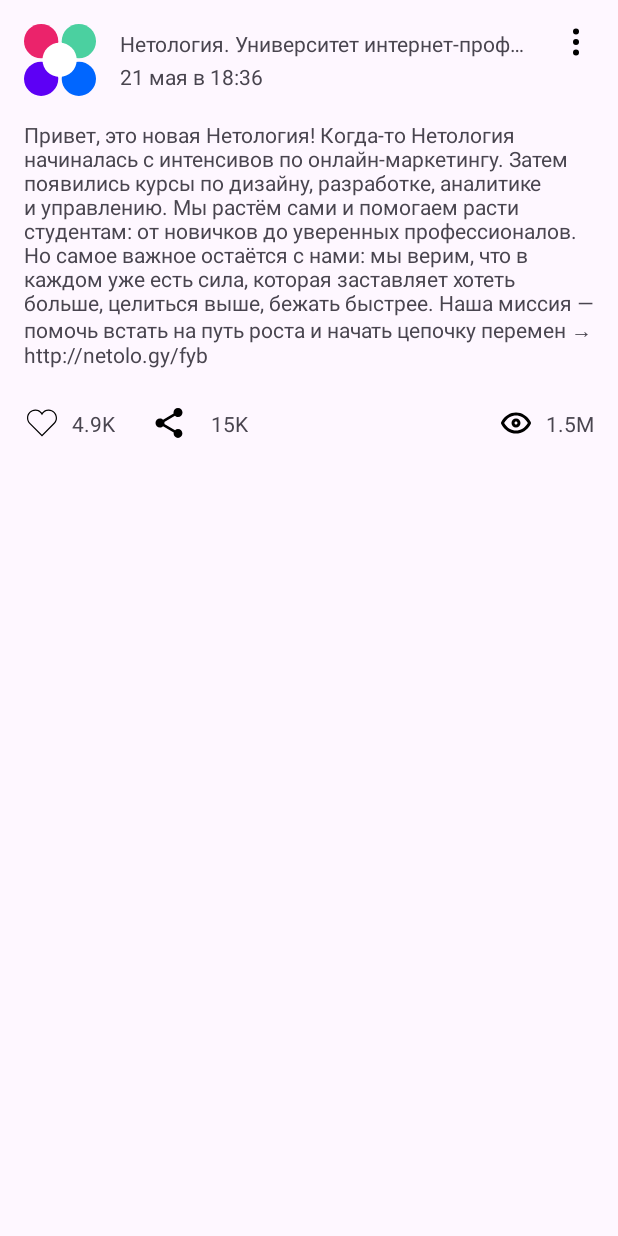
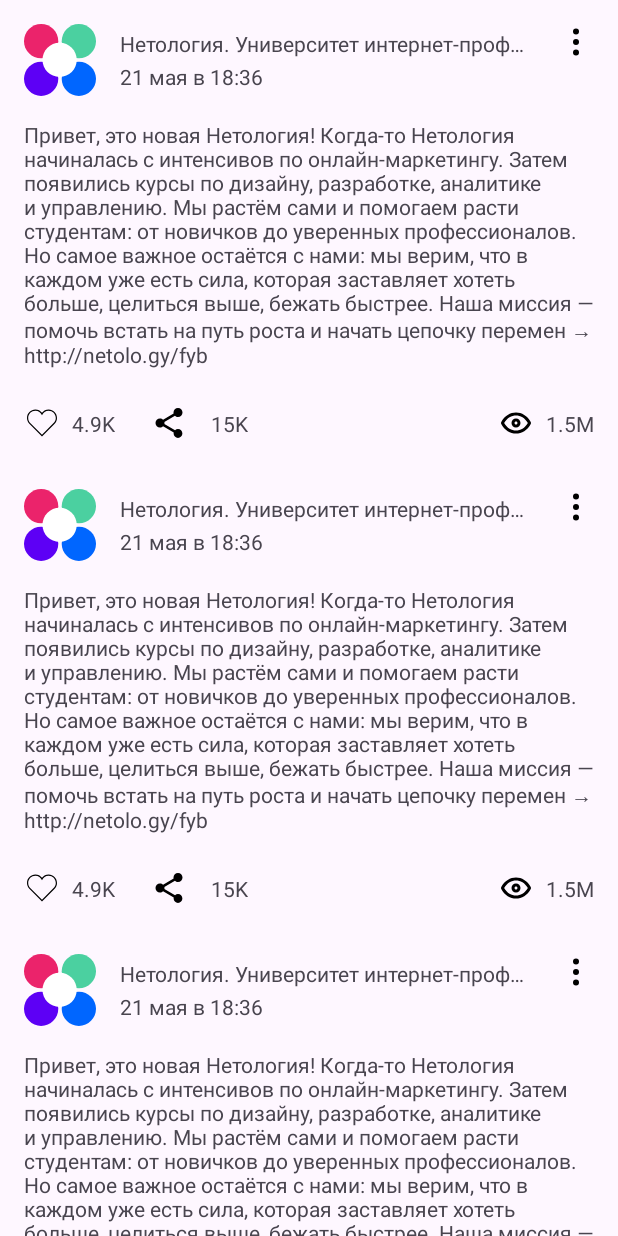
Before and after one commit to AndreyRyabkin/HomWork6, an Android app: the screen it shows after launch (MainActivity), on a phone screen of 412 x 824 dp. Run offline under Robolectric (Android 15) with nearby library versions, the phone set to English and light mode, and no system bars.

Commit message:
Change commit

```diff
--- a/app/src/main/java/ru/netology/androidhw3/repository/PostRepositoryinMemoryImpl.kt
+++ b/app/src/main/java/ru/netology/androidhw3/repository/PostRepositoryinMemoryImpl.kt
@@ -25,7 +25,16 @@ class PostRepositoryInMemoryImpl : PostRepository {
             counter = 4999,
             numberView = 1_500_500,
             repost = 15_999
-        )
+        ),  Post(
+            id = 2,
+            author = "Нетология. Университет интернет-профессий будущего",
+            published = "21 мая в 18:36",
+            content = "Привет, это новая Нетология! Когда-то Нетология начиналась с интенсивов по онлайн-маркетингу. Затем появились курсы по дизайну, разработке, аналитике и управлению. Мы растём сами и помогаем расти студентам: от новичков до уверенных профессионалов. Но самое важное остаётся с нами: мы верим, что в каждом уже есть сила, которая заставляет хотеть больше, целиться выше, бежать быстрее. Наша миссия — помочь встать на путь роста и начать цепочку перемен → http://netolo.gy/fyb",
+            likeByMe = false,
+            counter = 4999,
+            numberView = 1_500_500,
+            repost = 15_999
+    )
     )
 
     private val data = MutableLiveData(posts)
--- a/app/src/main/res/layout/card_post.xml
+++ b/app/src/main/res/layout/card_post.xml
@@ -4,7 +4,7 @@
     xmlns:tools="http://schemas.android.com/tools"
     android:id="@+id/main"
     android:layout_width="match_parent"
-    android:layout_height="match_parent"
+    android:layout_height="wrap_content"
     android:padding="16dp"
     tools:context=".MainActivity">
 
```
